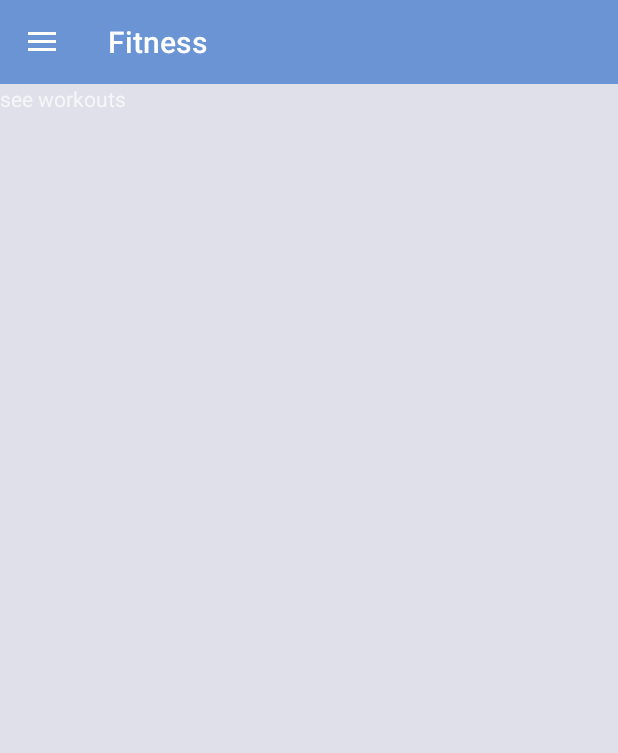
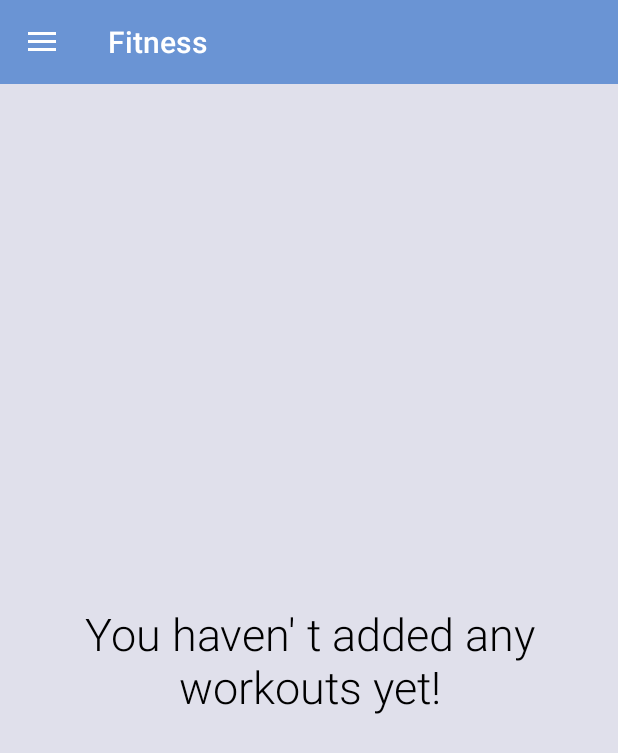
Before and after one commit to jennatauro/LiveFit, an Android app: the SeeAllWorkoutsFragment screen opened directly, with no data from a screen before it, on a phone screen of 412 x 824 dp. Shown: the top 753 px of the screen. Run offline under Robolectric (Android 15) with nearby library versions, the phone set to English and light mode, and no system bars.

Commit message:
Added no workouts view for see all workouts fragment

```diff
--- a/app/src/main/res/layout/fragment_see_all_workouts.xml
+++ b/app/src/main/res/layout/fragment_see_all_workouts.xml
@@ -1,12 +1,26 @@
 <?xml version="1.0" encoding="utf-8"?>
 
 <LinearLayout xmlns:android="http://schemas.android.com/apk/res/android"
-    android:orientation="vertical" android:layout_width="match_parent"
+    android:orientation="vertical"
+    android:layout_width="match_parent"
     android:layout_height="match_parent">
 
-    <TextView
-        android:layout_width="wrap_content"
-        android:layout_height="wrap_content"
-        android:text="see workouts"/>
+    <LinearLayout
+        android:id="@+id/no_workouts_yet_layout"
+        android:orientation="vertical"
+        android:layout_width="match_parent"
+        android:layout_height="match_parent">
+
+        <TextView
+            android:layout_width="wrap_content"
+            android:layout_height="match_parent"
+            android:text="@string/no_workouts_yet"
+            android:textSize="30sp"
+            android:textColor="@color/black"
+            android:layout_gravity="center_vertical"
+            android:gravity="center"
+            android:fontFamily="sans-serif-light"/>
+
+    </LinearLayout>
 
 </LinearLayout>
--- a/app/src/main/res/values/strings.xml
+++ b/app/src/main/res/values/strings.xml
@@ -7,5 +7,7 @@
 
     <string name="drawer_open">Open navigation drawer</string>
     <string name="drawer_close">Close navigation drawer</string>
+    <string name="all_workouts">All Workouts</string>
+    <string name="no_workouts_yet">You haven\'\ t added any workouts yet!</string>
 
 </resources>
```
